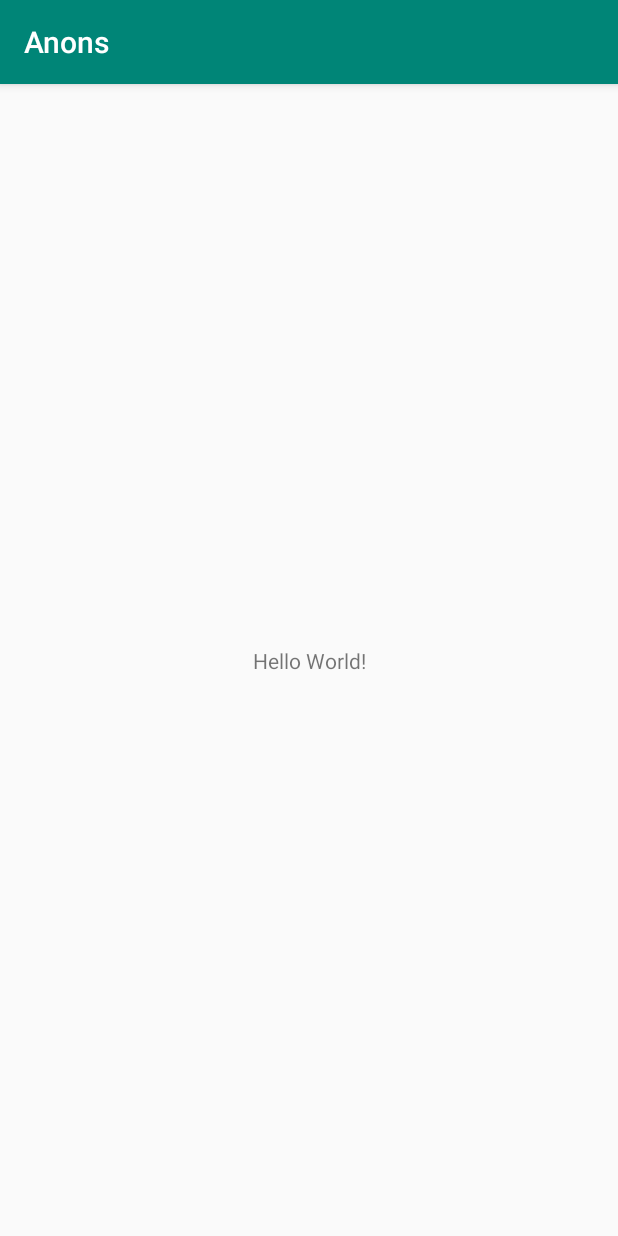
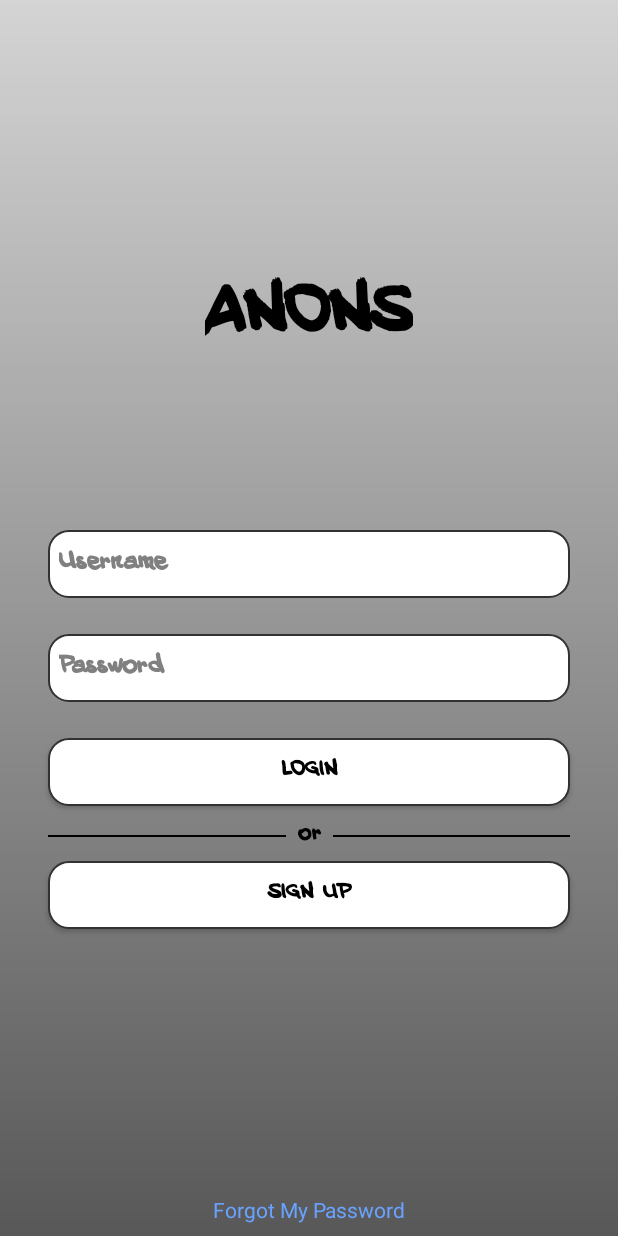
Before and after one commit to hasantunahan/ChatApp, an Android app: the screen it shows after launch (AnaEkran before the commit, LoginEkran after it), on a phone screen of 412 x 824 dp. Run offline under Robolectric (Android 15) with nearby library versions, the phone set to English and light mode, and no system bars.

Commit message:
programin temelleri

```diff
--- /dev/null
+++ b/app/src/main/java/com/anonsgoup/anons/LoginEkran.java
@@ -0,0 +1,30 @@
+package com.anonsgoup.anons;
+
+import android.app.Activity;
+import android.content.Intent;
+import android.os.Bundle;
+import android.view.View;
+import android.widget.Button;
+
+public class LoginEkran extends Activity {
+
+    Button signUp;
+
+    @Override
+    protected void onCreate(Bundle savedInstanceState) {
+        super.onCreate(savedInstanceState);
+        setContentView(R.layout.activity_login_ekran);
+
+        signUp = findViewById(R.id.signUpButton);
+
+        signUp.setOnClickListener(new View.OnClickListener() {
+            @Override
+            public void onClick(View v) {
+                finish();
+                startActivity(new Intent(getApplicationContext(), KayitOlEkran.class));
+            }
+        });
+
+
+    }
+}
--- /dev/null
+++ b/app/src/main/res/drawable/butons_login.xml
@@ -0,0 +1,15 @@
+<?xml version="1.0" encoding="utf-8"?>
+<shape xmlns:android="http://schemas.android.com/apk/res/android" android:constantSize="false">
+
+    <corners
+        android:radius="20px"
+        />
+    <stroke
+        android:color="#323232"
+        android:width="2px"
+        />
+    <solid
+        android:color="#ffffff"
+        />
+
+</shape>
--- /dev/null
+++ b/app/src/main/res/drawable/login_background.xml
@@ -0,0 +1,13 @@
+<?xml version="1.0" encoding="utf-8"?>
+<shape xmlns:android="http://schemas.android.com/apk/res/android">
+
+    <gradient
+    android:angle="90"
+    android:startColor="#585858"
+    android:endColor="#D4D4D4"
+    android:type="linear" />
+
+    <corners
+        android:radius="0dp"/>
+
+</shape>
--- a/app/src/main/res/layout/activity_ana_ekran.xml
+++ b/app/src/main/res/layout/activity_ana_ekran.xml
@@ -7,12 +7,13 @@
     tools:context=".AnaEkran">
 
     <TextView
+        android:id="@+id/textView3"
         android:layout_width="wrap_content"
         android:layout_height="wrap_content"
-        android:text="Hello World!"
+        android:text="ANA EKRANNNN"
+        android:textSize="30sp"
         app:layout_constraintBottom_toBottomOf="parent"
-        app:layout_constraintLeft_toLeftOf="parent"
-        app:layout_constraintRight_toRightOf="parent"
+        app:layout_constraintEnd_toEndOf="parent"
+        app:layout_constraintStart_toStartOf="parent"
         app:layout_constraintTop_toTopOf="parent" />
-
 </android.support.constraint.ConstraintLayout>
--- /dev/null
+++ b/app/src/main/res/layout/activity_login_ekran.xml
@@ -0,0 +1,164 @@
+<?xml version="1.0" encoding="utf-8"?>
+<android.support.constraint.ConstraintLayout xmlns:android="http://schemas.android.com/apk/res/android"
+    xmlns:app="http://schemas.android.com/apk/res-auto"
+    xmlns:tools="http://schemas.android.com/tools"
+    android:layout_width="match_parent"
+    android:layout_height="match_parent"
+    android:background="@drawable/login_background"
+    tools:context=".LoginEkran">
+
+    <TextView
+        android:id="@+id/baslik"
+        android:layout_width="wrap_content"
+        android:layout_height="wrap_content"
+        android:layout_marginStart="8dp"
+        android:layout_marginTop="8dp"
+        android:layout_marginEnd="8dp"
+        android:layout_marginBottom="8dp"
+        android:fontFamily="@font/anons_font"
+        android:text="@string/app_name_cap"
+        android:textColor="#000000"
+        android:textSize="44sp"
+        android:textStyle="bold"
+        android:typeface="monospace"
+        app:layout_constraintBottom_toTopOf="@+id/usernameEditText"
+        app:layout_constraintEnd_toEndOf="parent"
+        app:layout_constraintStart_toStartOf="parent"
+        app:layout_constraintTop_toTopOf="parent"
+        app:layout_constraintVertical_bias="0.64" />
+
+    <EditText
+        android:id="@+id/usernameEditText"
+        style="@android:style/Theme.Black"
+        android:layout_width="0dp"
+        android:layout_height="45dp"
+        android:layout_marginStart="32dp"
+        android:layout_marginEnd="32dp"
+        android:layout_marginBottom="24dp"
+        android:background="@drawable/butons_login"
+        android:ems="10"
+        android:fontFamily="@font/anons_font"
+        android:hint="@string/username"
+        android:inputType="textPersonName"
+        android:padding="7dp"
+        android:textAlignment="textStart"
+        android:textColor="@color/colorLoginText"
+        app:layout_constraintBottom_toTopOf="@+id/passwordEditText"
+        app:layout_constraintEnd_toEndOf="parent"
+        app:layout_constraintStart_toStartOf="parent"
+        />
+
+    <EditText
+        android:id="@+id/passwordEditText"
+        style="@android:style/Theme.Black"
+        android:layout_width="0dp"
+        android:layout_height="45dp"
+        android:layout_marginStart="32dp"
+        android:layout_marginEnd="32dp"
+        android:layout_marginBottom="24dp"
+        android:background="@drawable/butons_login"
+        android:ems="10"
+        android:fontFamily="@font/anons_font"
+        android:hint="@string/password"
+        android:inputType="textPassword"
+        android:padding="7dp"
+        android:textAlignment="textStart"
+        android:textColor="@android:color/black"
+        app:layout_constraintBottom_toTopOf="@+id/loginButton"
+        app:layout_constraintEnd_toEndOf="parent"
+        app:layout_constraintHorizontal_bias="0.503"
+        app:layout_constraintStart_toStartOf="parent" />
+
+    <Button
+        android:id="@+id/loginButton"
+        android:layout_width="0dp"
+        android:layout_height="45dp"
+        android:layout_marginTop="8dp"
+        android:layout_marginBottom="8dp"
+        android:background="@drawable/butons_login"
+        android:fontFamily="@font/anons_font"
+        android:text="@string/login"
+        android:textColor="@color/colorLoginText"
+        android:textStyle="bold"
+        app:layout_constraintBottom_toTopOf="@+id/textView4"
+        app:layout_constraintEnd_toEndOf="@+id/passwordEditText"
+        app:layout_constraintStart_toStartOf="@+id/passwordEditText"
+        app:layout_constraintTop_toTopOf="parent"
+        app:layout_constraintVertical_bias="1.0" />
+
+    <Button
+        android:id="@+id/signUpButton"
+        android:layout_width="0dp"
+        android:layout_height="45dp"
+        android:layout_marginTop="8dp"
+        android:layout_marginBottom="8dp"
+        android:background="@drawable/butons_login"
+        android:fontFamily="@font/anons_font"
+        android:text="@string/sign_up"
+        android:textColor="@color/colorLoginText"
+        android:textStyle="bold"
+        app:layout_constraintBottom_toTopOf="@+id/textView2"
+        app:layout_constraintEnd_toEndOf="@+id/passwordEditText"
+        app:layout_constraintHorizontal_bias="0.0"
+        app:layout_constraintStart_toStartOf="@+id/passwordEditText"
+        app:layout_constraintTop_toTopOf="parent"
+        app:layout_constraintVertical_bias="0.77" />
+
+    <TextView
+        android:id="@+id/textView2"
+        android:layout_width="wrap_content"
+        android:layout_height="wrap_content"
+        android:layout_marginStart="8dp"
+        android:layout_marginEnd="8dp"
+        android:layout_marginBottom="8dp"
+        android:clickable="true"
+        android:text="@string/forgot_password"
+        android:textColor="#69a2ff"
+        app:layout_constraintBottom_toBottomOf="parent"
+        app:layout_constraintEnd_toEndOf="parent"
+        app:layout_constraintStart_toStartOf="parent"
+        android:focusable="true" />
+
+    <View
+        android:id="@+id/View3"
+        android:layout_width="0dp"
+        android:layout_height="1dp"
+        android:layout_marginStart="32dp"
+        android:layout_marginEnd="8dp"
+        android:layout_marginBottom="16dp"
+        android:background="@android:color/black"
+        app:layout_constraintBottom_toTopOf="@+id/signUpButton"
+        app:layout_constraintEnd_toStartOf="@+id/textView4"
+        app:layout_constraintHorizontal_bias="0.5"
+        app:layout_constraintHorizontal_chainStyle="packed"
+        app:layout_constraintStart_toStartOf="parent" />
+
+    <TextView
+        android:id="@+id/textView4"
+        android:layout_width="wrap_content"
+        android:layout_height="wrap_content"
+        android:fontFamily="@font/anons_font"
+        android:text="@string/or"
+        android:textColor="@android:color/black"
+        android:textStyle="bold"
+        app:layout_constraintBottom_toTopOf="@+id/View3"
+        app:layout_constraintEnd_toStartOf="@+id/View5"
+        app:layout_constraintHorizontal_bias="0.5"
+        app:layout_constraintStart_toEndOf="@+id/View3"
+        app:layout_constraintTop_toTopOf="@+id/View3"
+        app:layout_constraintVertical_bias="1.0" />
+
+    <View
+        android:id="@+id/View5"
+        android:layout_width="0dp"
+        android:layout_height="1dp"
+        android:layout_marginStart="8dp"
+        android:layout_marginEnd="32dp"
+        android:background="@android:color/black"
+        app:layout_constraintBottom_toBottomOf="@+id/textView4"
+        app:layout_constraintEnd_toEndOf="parent"
+        app:layout_constraintHorizontal_bias="0.5"
+        app:layout_constraintStart_toEndOf="@+id/textView4"
+        app:layout_constraintTop_toTopOf="@+id/textView4" />
+
+</android.support.constraint.ConstraintLayout>
--- a/app/src/main/res/values/colors.xml
+++ b/app/src/main/res/values/colors.xml
@@ -3,4 +3,6 @@
     <color name="colorPrimary">#008577</color>
     <color name="colorPrimaryDark">#00574B</color>
     <color name="colorAccent">#D81B60</color>
+    <color name="colorLogin">#D4D4D4</color>
+    <color name="colorLoginText">#000000</color>
 </resources>
--- a/app/src/main/res/values/strings.xml
+++ b/app/src/main/res/values/strings.xml
@@ -1,3 +1,21 @@
 <resources>
     <string name="app_name">Anons</string>
+    <string name="app_name_cap">ANONS</string>
+    <string name="username">Username</string>
+    <string name="password">Password</string>
+    <string name="login">LOGIN</string>
+    <string name="or">or</string>
+    <string name="sign_up">SIGN UP</string>
+    <string name="forgot_password">Forgot My Password</string>
+    <string name="name">Name</string>
+    <string name="surname">Surname</string>
+    <string name="e_mail">E-Mail</string>
+    <string name="dob">Date Of Birth</string>
+    <string name="sex">Gender</string>
+    <string name="male">Male</string>
+    <string name="female">Female</string>
+    <string-array name="sex">
+        <item>@string/male</item>
+        <item>@string/female</item>
+    </string-array>
 </resources>
```
Also changed, not shown: app/src/main/AndroidManifest.xml (+9 -1 lines), app/src/main/java/com/anonsgoup/anons/KayitOlEkran.java (added, +19 -0 lines), app/src/main/res/drawable/login_or_lines.xml (added, +9 -0 lines), app/src/main/res/layout/activity_kayit_ol_ekran.xml (added, +86 -0 lines), app/src/main/res/font/anons_font.ttf (added), 1 other file.
